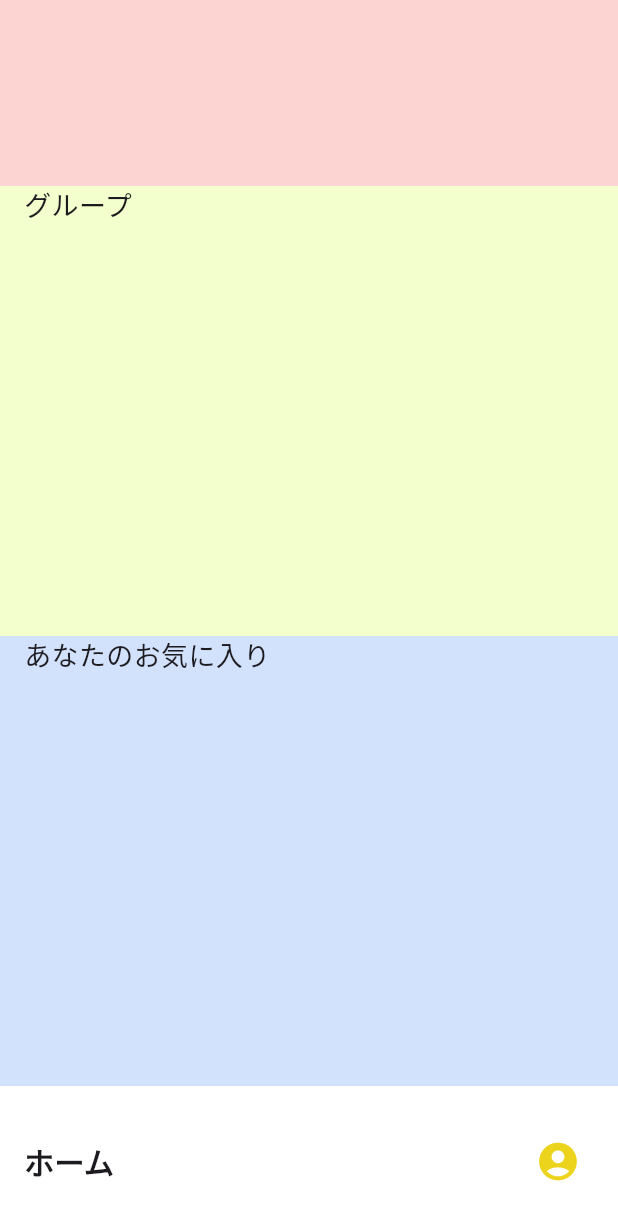
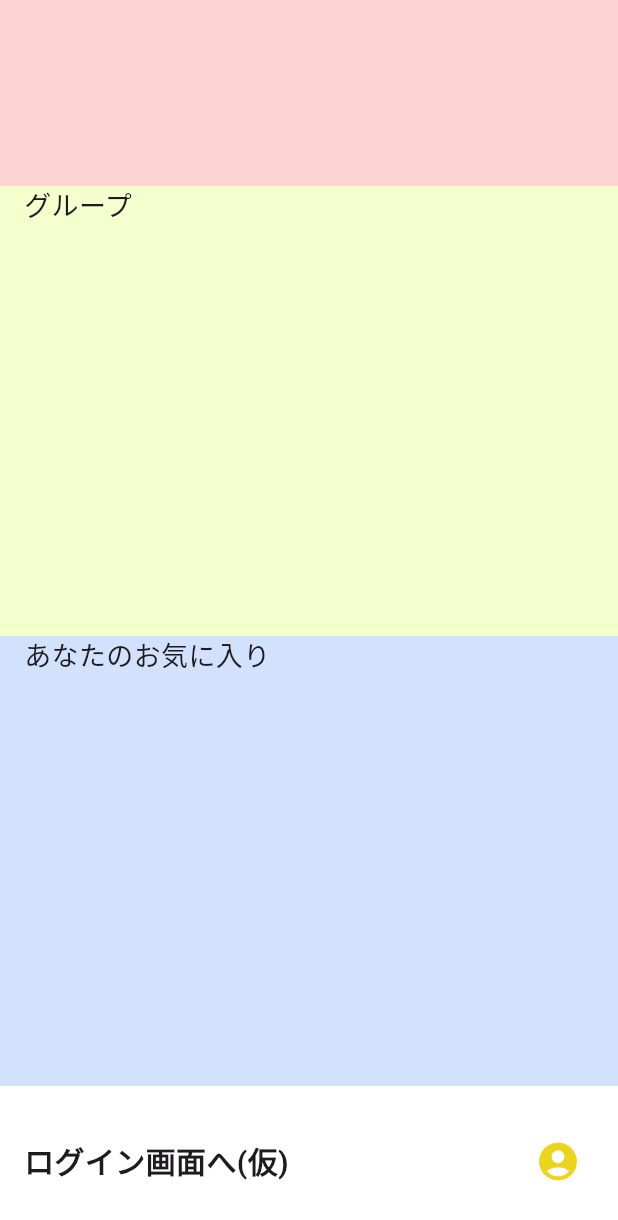
Before and after one commit to Ktento/breman-front, a Flutter app: the screen it shows after launch, scrolled down 276 dp, on a phone screen of 412 x 824 dp. Shown: the top 1220 px of the screen. Run offline on Flutter 3.47's test engine with Material 3 defaults, Android fonts, the phone set to English and light mode, and no system bars.

Commit message:
テスト用の処理を見やすく改善

```diff
--- a/lib/main.dart
+++ b/lib/main.dart
@@ -141,7 +141,7 @@ void main() {
                   ),
                 ),
 
-                //テスト用
+                //////////ログイン画面テスト用//////////
                 Container(
                   width: MediaQuery.of(context).size.width, // 画面の幅に合わせる
                   height: 100, // 高さ
@@ -153,7 +153,7 @@ void main() {
                           child: Padding(
                             padding: const EdgeInsets.only(left: 16.0),
                             child: Text(
-                              'ホーム',
+                              'ログイン画面へ(仮)',
                               style: TextStyle(
                                 fontSize: 20,
                                 fontWeight: FontWeight.bold,
@@ -183,7 +183,7 @@ void main() {
                     ],
                   ),
                 ),
-
+                //////////ここまで//////////
 
 
 
```
